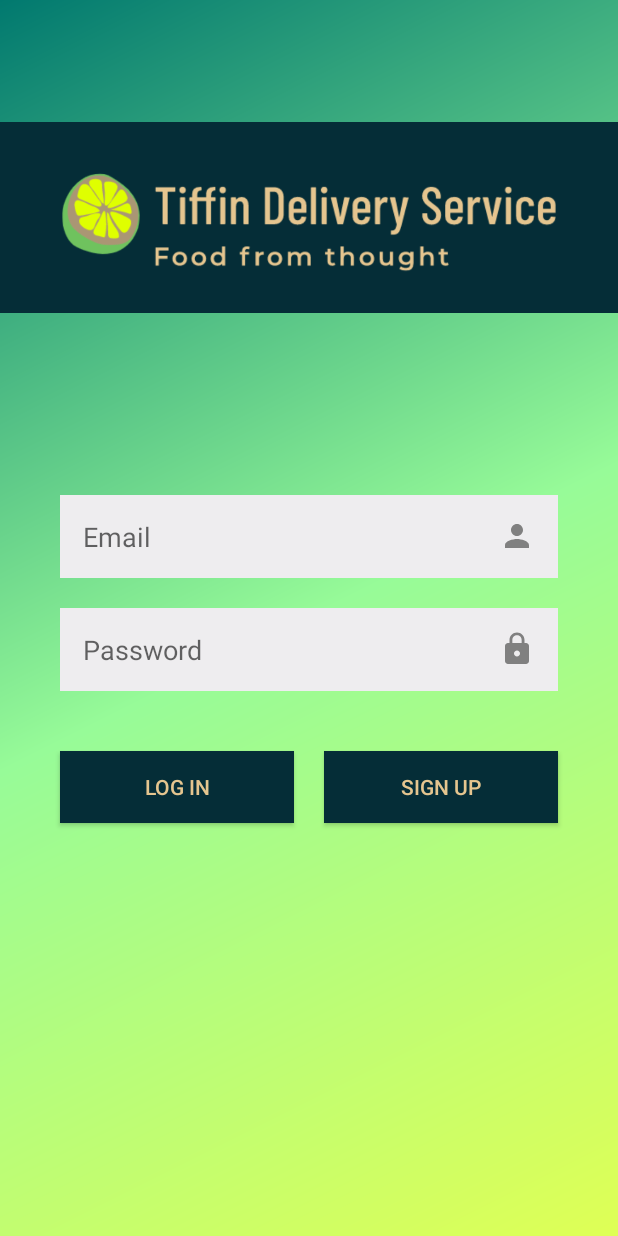
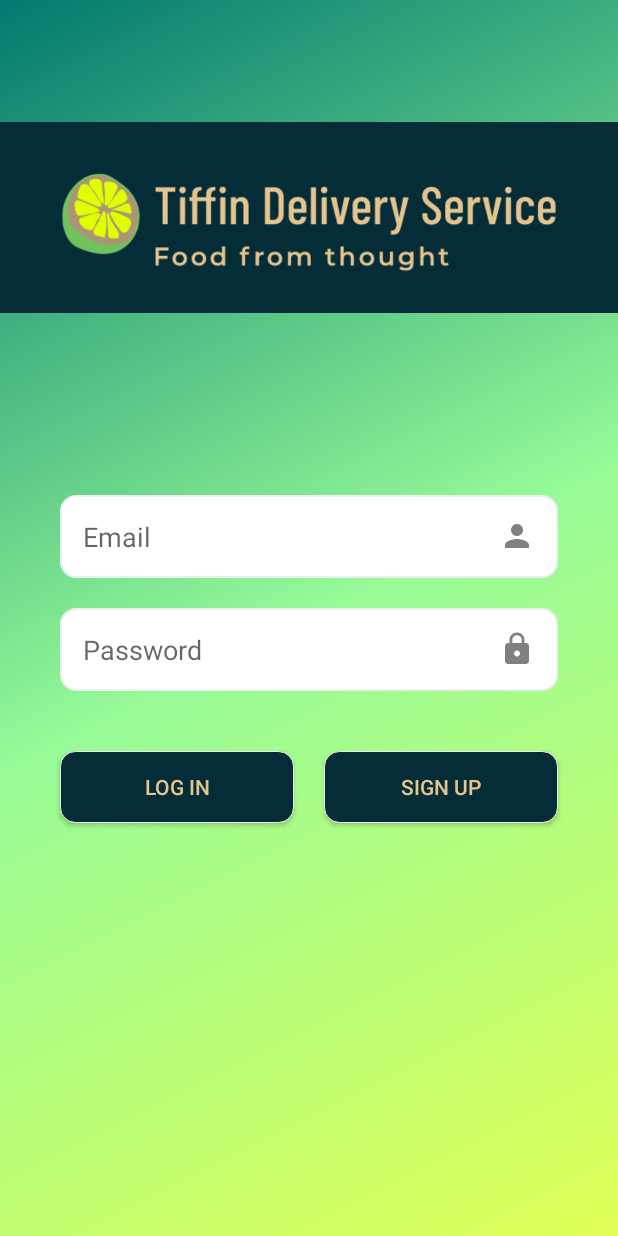
Before and after one commit to Pujan1810/Tiffin-Service, an Android app: the screen it shows after launch (LoginActivity), on a phone screen of 412 x 824 dp. Run offline under Robolectric (Android 15) with nearby library versions, the phone set to English and light mode, and no system bars; our stand-ins replace Volley.

Commit message:
Login button changes and signup image.

```diff
--- a/app/src/main/AndroidManifest.xml
+++ b/app/src/main/AndroidManifest.xml
@@ -11,9 +11,9 @@
     <uses-permission android:name="android.permission.WRITE_EXTERNAL_STORAGE" />
     <application
         android:allowBackup="true"
-        android:icon="@mipmap/ic_launcher"
+        android:icon="@mipmap/ic_logo_tiffin_round"
         android:label="@string/app_name"
-        android:roundIcon="@mipmap/ic_launcher_round"
+        android:roundIcon="@mipmap/ic_logo_tiffin_round"
         android:supportsRtl="true"
         android:theme="@style/AppTheme"
         android:networkSecurityConfig="@xml/network_security_config"
--- /dev/null
+++ b/app/src/main/res/drawable/border_curve.xml
@@ -0,0 +1,17 @@
+<?xml version="1.0" encoding="utf-8"?>
+<shape xmlns:android="http://schemas.android.com/apk/res/android" android:shape="rectangle">
+    <gradient
+        android:endColor="#ffff"
+        android:centerColor="#ffff"
+        android:startColor="#ffff"
+        android:angle="135"
+        />
+
+    <stroke
+        android:color="@color/OffWhite"
+        android:width="1dp"
+        />
+    <corners
+        android:radius="10dp"
+        />
+</shape>
--- /dev/null
+++ b/app/src/main/res/drawable/btn_curve.xml
@@ -0,0 +1,20 @@
+<?xml version="1.0" encoding="utf-8"?>
+<shape xmlns:android="http://schemas.android.com/apk/res/android" android:shape="rectangle" >
+    <gradient
+        android:endColor="#052D37"
+        android:centerColor="#052D37"
+        android:startColor="#052D37"
+        android:angle="135"
+        />
+    <stroke
+        android:color="@color/OffWhite"
+        android:width="0.75dp"
+        />
+    <corners
+      android:radius="10dp"
+        />
+
+
+
+
+</shape>
--- a/app/src/main/res/drawable/ic_lock.xml
+++ b/app/src/main/res/drawable/ic_lock.xml
@@ -1,5 +1,5 @@
 <vector android:height="24dp" android:tint="#808080"
     android:viewportHeight="24.0" android:viewportWidth="24.0"
     android:width="24dp" xmlns:android="http://schemas.android.com/apk/res/android">
-    <path android:fillColor="#FF000000" android:pathData="M18,8h-1L17,6c0,-2.76 -2.24,-5 -5,-5S7,3.24 7,6v2L6,8c-1.1,0 -2,0.9 -2,2v10c0,1.1 0.9,2 2,2h12c1.1,0 2,-0.9 2,-2L20,10c0,-1.1 -0.9,-2 -2,-2zM12,17c-1.1,0 -2,-0.9 -2,-2s0.9,-2 2,-2 2,0.9 2,2 -0.9,2 -2,2zM15.1,8L8.9,8L8.9,6c0,-1.71 1.39,-3.1 3.1,-3.1 1.71,0 3.1,1.39 3.1,3.1v2z"/>
+    <path android:fillColor="#000000" android:pathData="M18,8h-1L17,6c0,-2.76 -2.24,-5 -5,-5S7,3.24 7,6v2L6,8c-1.1,0 -2,0.9 -2,2v10c0,1.1 0.9,2 2,2h12c1.1,0 2,-0.9 2,-2L20,10c0,-1.1 -0.9,-2 -2,-2zM12,17c-1.1,0 -2,-0.9 -2,-2s0.9,-2 2,-2 2,0.9 2,2 -0.9,2 -2,2zM15.1,8L8.9,8L8.9,6c0,-1.71 1.39,-3.1 3.1,-3.1 1.71,0 3.1,1.39 3.1,3.1v2z"/>
 </vector>
--- a/app/src/main/res/layout/activity_login.xml
+++ b/app/src/main/res/layout/activity_login.xml
@@ -19,13 +19,15 @@
         android:layout_marginTop="20dp"
         android:layout_centerHorizontal="true"
         />
+
     <EditText
         android:layout_width="match_parent"
         android:layout_height="wrap_content"
         android:id="@+id/edt_email"
         android:hint="Email"
         android:padding="15dp"
-        android:background="@color/OffWhite"
+        android:background="@drawable/border_curve"
+
         android:layout_below="@+id/img_logo"
         android:imeOptions="actionNext"
         android:layout_marginTop="60dp"
@@ -39,7 +41,9 @@
         android:layout_below="@+id/edt_email"
         android:padding="15dp"
         android:layout_marginHorizontal="40dp"
-        android:background="@color/OffWhite"
+        android:background="@drawable/border_curve"
+
+
         android:imeOptions="actionDone"
         android:layout_marginTop="20dp"
         android:hint="Password"
@@ -56,12 +60,16 @@
         android:id="@+id/button"
         android:layout_width="match_parent"
         android:layout_height="wrap_content"
-        android:layout_below="@id/edt_password"
+            android:background="@drawable/btn_curve"
+
+            android:layout_below="@id/edt_password"
         android:text="Log In"
             android:layout_weight="1"
         android:layout_marginTop="40dp"
         android:layout_marginLeft="40dp"
-        android:background="@color/DarkBlue"
+
+
+
         android:textColor="@color/Biege"
             android:layout_marginRight="10dp"
 
@@ -74,7 +82,9 @@
         android:layout_weight="1"
         android:layout_marginTop="40dp"
         android:layout_marginRight="40dp"
-        android:background="@color/DarkBlue"
+        android:background="@drawable/btn_curve"
+
+
         android:textColor="@color/Biege"
         android:layout_marginLeft="10dp"
         />
--- a/app/src/main/res/values/colors.xml
+++ b/app/src/main/res/values/colors.xml
@@ -5,7 +5,11 @@
     <color name="colorAccent">#D81B60</color>
     <color name="OffWhite">#EEEDEF</color>
     <color name="DarkBlue">#052D37</color>
+    <color name="Black">#000000</color>
     <color name="Biege">#E5C58F</color>
     <color name="Green">#6FC25E</color>
-    <color name="Lime">#DFFF00</color>
+    <color name="Grey">#808080</color>
+    <color name="LightLime">#DFFF00</color>
+    <color name="DarkLime">#7FFF00</color>
+<!--    <color name="Lime">#DFFF00</color>-->
 </resources>
```
Also changed, not shown: app/src/main/res/layout/activity_signup.xml (+20 -18 lines), app/src/main/res/drawable/food.jpg (added).
